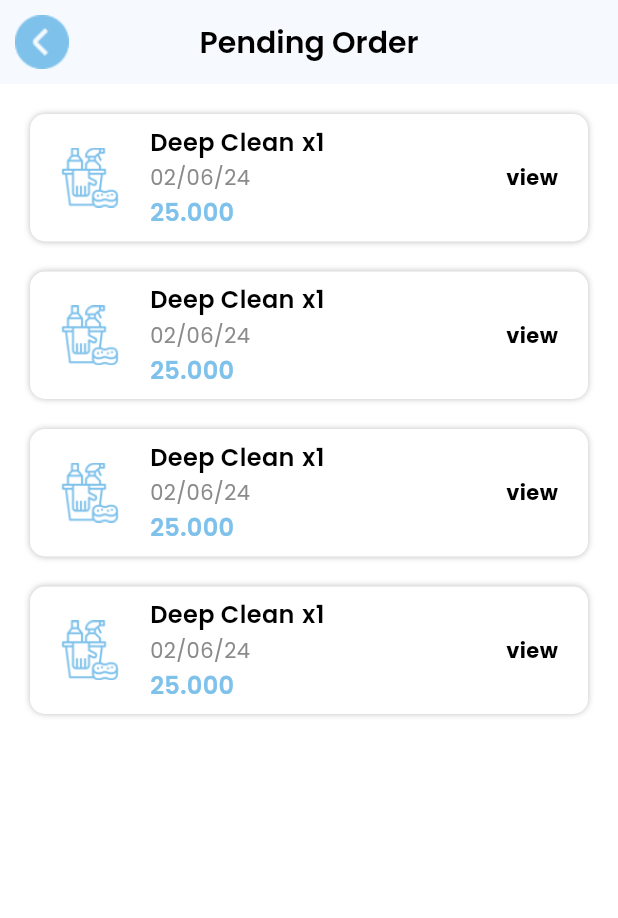
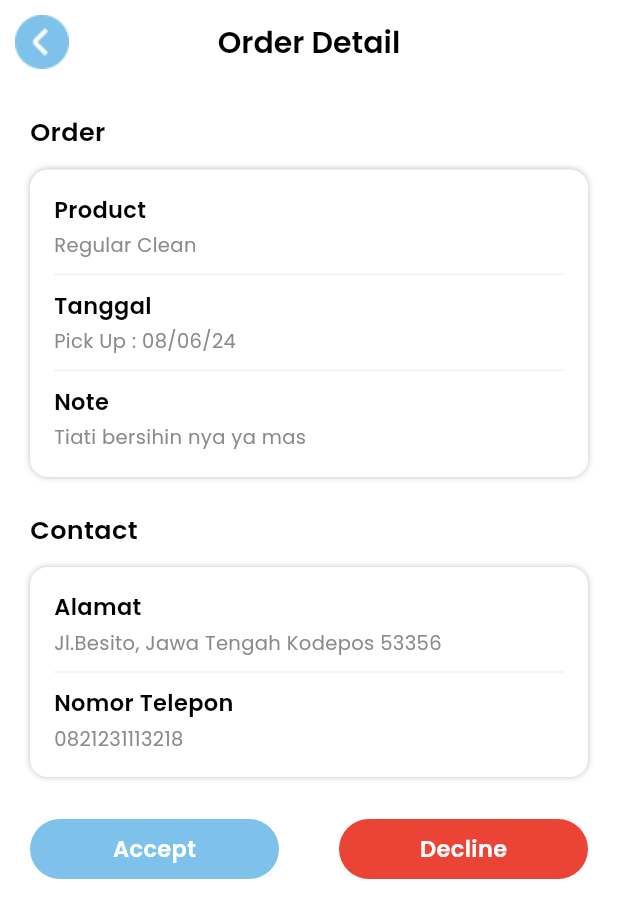
Before and after one commit to bawwaz/SeatuErsih-Admin-, a Flutter app: the screen it shows after launch, on a phone screen of 412 x 824 dp. Shown: the top 918 px of the screen. Run offline on Flutter 3.47's test engine with Material 3 defaults, Android fonts, the phone set to English and light mode, and no system bars; our stand-ins replace dio, get, google_fonts, shared_preferences; missing offline and left inert: dart:ffi.

Commit message:
feat: [DNA] add ui order request

```diff
--- a/lib/main.dart
+++ b/lib/main.dart
@@ -14,7 +14,7 @@ class MyApp extends StatelessWidget {
     return GetMaterialApp(
       title: 'Flutter Demo',
       debugShowCheckedModeBanner: false,
-      initialRoute: Routes.orderdetail,
+      initialRoute: Routes.orderrequest,
       getPages: Routes.pages,
       theme: ThemeData(
         colorScheme: ColorScheme.fromSeed(seedColor: Color(0xFF7EC1EB)),
--- a/lib/routes/routes.dart
+++ b/lib/routes/routes.dart
@@ -6,6 +6,7 @@ import 'package:seatu_ersih_admin/view/login_page/LoginpageView.dart';
 import 'package:seatu_ersih_admin/view/order_detail_page/order_detail_view.dart';
 import 'package:seatu_ersih_admin/view/order_list_page/order_list_view.dart';
 import 'package:seatu_ersih_admin/view/order_management_page/order_management_view.dart';
+import 'package:seatu_ersih_admin/view/order_request_page/order_request_view.dart';
 import 'package:seatu_ersih_admin/view/register_page/RegisterviewPage.dart';
 
 class Routes {
@@ -17,6 +18,7 @@ class Routes {
   static String orderlist = '/orderlist';
   static String orderdetail = '/orderdetail';
   static String ordermanagement = '/ordermanagement';
+  static String orderrequest = '/orderrequest';
 
   static List<GetPage> pages = [
     GetPage(name: homepage, page: () => HomePage()),
@@ -27,5 +29,6 @@ class Routes {
     GetPage(name: orderlist, page: () => OrderListView()),
     GetPage(name: orderdetail, page: () => OrderDetailView()),
     GetPage(name: ordermanagement, page: () => OrderManagementView()),
+    GetPage(name: orderrequest, page: () => OrderRequestView()),
   ];
 }
--- /dev/null
+++ b/lib/view/order_request_page/order_request_binding.dart
@@ -0,0 +1,9 @@
+import 'package:get/get.dart';
+import 'package:seatu_ersih_admin/view/order_request_page/order_request_controller.dart';
+
+class orderStatusBinding extends Bindings {
+  @override
+  void dependencies() {
+    Get.lazyPut<OrderRequestController>(() => OrderRequestController());
+  }
+}
--- /dev/null
+++ b/lib/view/order_request_page/order_request_controller.dart
@@ -0,0 +1,5 @@
+import 'package:get/get.dart';
+
+class OrderRequestController extends GetxController {
+
+}
--- /dev/null
+++ b/lib/view/order_request_page/order_request_view.dart
@@ -0,0 +1,237 @@
+import 'package:flutter/material.dart';
+import 'package:google_fonts/google_fonts.dart';
+
+class OrderRequestView extends StatelessWidget {
+  const OrderRequestView({super.key});
+
+  @override
+  Widget build(BuildContext context) {
+    return Scaffold(
+      backgroundColor: Color(0xFFFFFFFF),
+      appBar: AppBar(
+        backgroundColor: Color(0xFFFFFFFF),
+        automaticallyImplyLeading: false,
+        leading: InkWell(
+          onTap: () {},
+          child: Image.asset('assets/img/angle-circle-right 1.png'),
+        ),
+        centerTitle: true,
+        title: Text(
+          'Order Detail',
+          style: GoogleFonts.poppins(
+            fontWeight: FontWeight.w600,
+            color: Colors.black,
+            fontSize: 20,
+          ),
+        ),
+      ),
+      body: SingleChildScrollView(
+        padding: EdgeInsets.all(20),
+        child: Column(
+          crossAxisAlignment: CrossAxisAlignment.start,
+          children: [
+            Text(
+              'Order',
+              style: GoogleFonts.poppins(
+                fontWeight: FontWeight.w600,
+                color: Colors.black,
+                fontSize: 17,
+              ),
+            ),
+            SizedBox(height: 5),
+            Container(
+              width: double.infinity,
+              height: 205,
+              padding: EdgeInsets.all(16),
+              margin: EdgeInsets.symmetric(vertical: 8),
+              decoration: BoxDecoration(
+                color: Colors.white,
+                borderRadius: BorderRadius.circular(12),
+                boxShadow: [
+                  BoxShadow(
+                    color: Colors.black.withOpacity(0.25),
+                    spreadRadius: 0,
+                    blurRadius: 3,
+                    offset: Offset(0, 0),
+                  ),
+                ],
+              ),
+              child: Column(
+                crossAxisAlignment: CrossAxisAlignment.start,
+                children: [
+                  Text(
+                    'Product',
+                    style: GoogleFonts.poppins(
+                      fontWeight: FontWeight.w600,
+                      color: Colors.black,
+                      fontSize: 15,
+                    ),
+                  ),
+                  SizedBox(height: 4),
+                  Text(
+                    'Regular Clean',
+                    style: GoogleFonts.poppins(
+                      fontWeight: FontWeight.w400,
+                      color: Color(0xff8A8A8A),
+                      fontSize: 13,
+                    ),
+                  ),
+                  Divider(color: Color(0xffF1F1F1), height: 20, thickness: 1),
+                  Text(
+                    'Tanggal',
+                    style: GoogleFonts.poppins(
+                      fontWeight: FontWeight.w600,
+                      color: Colors.black,
+                      fontSize: 15,
+                    ),
+                  ),
+                  SizedBox(height: 4),
+                  Text(
+                    'Pick Up : 08/06/24',
+                    style: GoogleFonts.poppins(
+                      fontWeight: FontWeight.w400,
+                      color: Color(0xff8A8A8A),
+                      fontSize: 13,
+                    ),
+                  ),
+                  Divider(color: Color(0xffF1F1F1), height: 20, thickness: 1),
+                  Text(
+                    'Note',
+                    style: GoogleFonts.poppins(
+                      fontWeight: FontWeight.w600,
+                      color: Colors.black,
+                      fontSize: 15,
+                    ),
+                  ),
+                  SizedBox(height: 4),
+                  Text(
+                    'Tiati bersihin nya ya mas',
+                    style: GoogleFonts.poppins(
+                      fontWeight: FontWeight.w400,
+                      color: Color(0xff8A8A8A),
+                      fontSize: 13,
+                    ),
+                  ),
+                ],
+              ),
+            ),
+            SizedBox(height: 15),
+            Text(
+              'Contact',
+              style: GoogleFonts.poppins(
+                fontWeight: FontWeight.w600,
+                color: Colors.black,
+                fontSize: 17,
+              ),
+            ),
+            SizedBox(height: 5),
+            Container(
+              width: double.infinity,
+              height: 140,
+              padding: EdgeInsets.all(16),
+              margin: EdgeInsets.symmetric(vertical: 8),
+              decoration: BoxDecoration(
+                color: Colors.white,
+                borderRadius: BorderRadius.circular(12),
+                boxShadow: [
+                  BoxShadow(
+                    color: Colors.black.withOpacity(0.25),
+                    spreadRadius: 0,
+                    blurRadius: 3,
+                    offset: Offset(0, 0),
+                  ),
+                ],
+              ),
+              child: Column(
+                crossAxisAlignment: CrossAxisAlignment.start,
+                children: [
+                  Text(
+                    'Alamat',
+                    style: GoogleFonts.poppins(
+                      fontWeight: FontWeight.w600,
+                      color: Colors.black,
+                      fontSize: 15,
+                    ),
+                  ),
+                  SizedBox(height: 4),
+                  Text(
+                    'Jl.Besito, Jawa Tengah Kodepos 53356',
+                    style: GoogleFonts.poppins(
+                      fontWeight: FontWeight.w400,
+                      color: Color(0xff8A8A8A),
+                      fontSize: 13,
+                    ),
+                  ),
+                  Divider(color: Color(0xffF1F1F1), height: 20, thickness: 1),
+                  Text(
+                    'Nomor Telepon',
+                    style: GoogleFonts.poppins(
+                      fontWeight: FontWeight.w600,
+                      color: Colors.black,
+                      fontSize: 15,
+                    ),
+                  ),
+                  SizedBox(height: 4),
+                  Text(
+                    '0821231113218',
+                    style: GoogleFonts.poppins(
+                      fontWeight: FontWeight.w400,
+                      color: Color(0xff8A8A8A),
+                      fontSize: 13,
+                    ),
+                  ),
+                ],
+              ),
+            ),
+            SizedBox(height: 20),
+            Row(
+              mainAxisAlignment: MainAxisAlignment.spaceEvenly,
+              children: [
+                Expanded(
+                  child: Container(
+                    height: 40,
+                    margin: EdgeInsets.only(right: 20),
+                    decoration: BoxDecoration(
+                      color: Color(0xff7EC1EB),
+                      borderRadius: BorderRadius.circular(25),
+                    ),
+                    child: Center(
+                      child: Text(
+                        'Accept',
+                        style: GoogleFonts.poppins(
+                          fontWeight: FontWeight.w600,
+                          color: Colors.white,
+                          fontSize: 15,
+                        ),
+                      ),
+                    ),
+                  ),
+                ),
+                Expanded(
+                  child: Container(
+                    height: 40,
+                    margin: EdgeInsets.only(left: 20),
+                    decoration: BoxDecoration(
+                      color: Color(0xffEB4335),
+                      borderRadius: BorderRadius.circular(25),
+                    ),
+                    child: Center(
+                      child: Text(
+                        'Decline',
+                        style: GoogleFonts.poppins(
+                          fontWeight: FontWeight.w600,
+                          color: Colors.white,
+                          fontSize: 15,
+                        ),
+                      ),
+                    ),
+                  ),
+                ),
+              ],
+            ),
+          ],
+        ),
+      ),
+    );
+  }
+}
```
